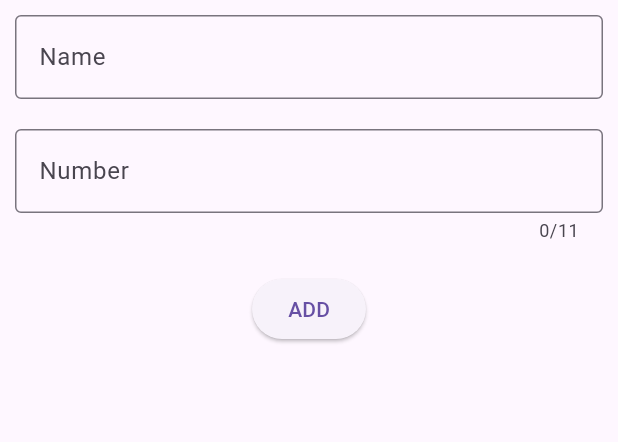
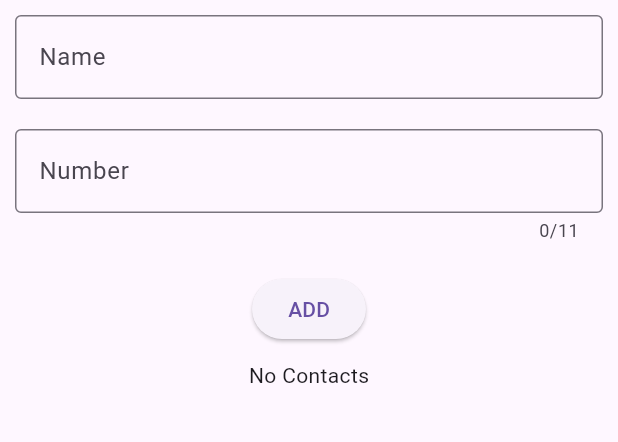
Before and after one commit to engr-rajib/contact-list, a Flutter app: the screen it shows after launch, after a tap on "ADD", on a phone screen of 412 x 824 dp, the part 84-526 px from its top. Run offline on Flutter 3.47's test engine with Material 3 defaults, Android fonts, the phone set to English and light mode, and no system bars.

Commit message:
1st Commit

```diff
--- a/lib/myhomepage.dart
+++ b/lib/myhomepage.dart
@@ -9,7 +9,11 @@ class MyHomePage extends StatefulWidget {
 }
 
 class _MyHomePageState extends State<MyHomePage> {
-  List<Contact> contacts = List.empty();
+
+  List<Contact> contacts = List.empty(growable: true);
+
+  TextEditingController nameController = TextEditingController();
+  TextEditingController numberController = TextEditingController();
 
   @override
   Widget build(BuildContext context) {
@@ -25,6 +29,7 @@ class _MyHomePageState extends State<MyHomePage> {
           Padding(
             padding: EdgeInsets.all(10),
             child: TextField(
+              controller: nameController,
               decoration: InputDecoration(
                 label: Text("Name"),
                 border: OutlineInputBorder(),
@@ -34,6 +39,7 @@ class _MyHomePageState extends State<MyHomePage> {
           Padding(
             padding: EdgeInsets.all(10),
             child: TextField(
+              controller: numberController,
               maxLength: 11,
               keyboardType: TextInputType.number,
               decoration: InputDecoration(
@@ -44,11 +50,64 @@ class _MyHomePageState extends State<MyHomePage> {
           ),
           Padding(
             padding: EdgeInsets.all(10),
-            child: ElevatedButton(onPressed: () {},
-                child: Text("ADD"),),
+            child: ElevatedButton(
+              onPressed: () {
+              String name = nameController.text.trim();
+              String number = numberController.text.trim();
+              if (name.isNotEmpty && number.isNotEmpty && number.length == 11) {
+                setState(() {
+                  nameController.text = '';
+                  numberController.text = '';
+                  contacts.add(Contact(name: name, number: number));
+                });
+              }
+            },
+              child: Text("ADD",),
+            ),
+          ),
+          contacts.isEmpty ? Text('No Contacts') :
+          Expanded (
+            child: ListView.builder(
+              itemCount: contacts.length,
+              itemBuilder: (context, index) => getRow(index),
+            ),
           )
         ],
       ),
     );
   }
+
+  Widget getRow (int index) {
+    return Card (
+      child: ListTile(
+        leading: Icon(Icons.person, size: 25,),
+        trailing: Icon(Icons.call, size: 25, color: Colors.green,),
+        title: Text (contacts[index].name, style: TextStyle(fontWeight: FontWeight.bold, color: Colors.red, fontSize: 20),),
+        subtitle: Text (contacts[index].number),
+        onLongPress: () {
+          showDialog(context: context,
+              builder: (BuildContext context) => AlertDialog(
+                title: Text("Confirmation", style: TextStyle(fontWeight: FontWeight.bold),),
+                content: Text("Do you want to Delete the selected Contact?", style: TextStyle(fontSize: 20),),
+                actions: [
+                  IconButton(
+                      onPressed: () {Navigator.of(context).pop();},
+                      icon: Icon(Icons.not_interested_outlined, color: Colors.green,)),
+                  IconButton(
+                      onPressed: () {
+                        Navigator.of(context).pop();
+                        setState(() {
+                          contacts.removeAt(index);
+                        }
+                        );
+                      },
+                      icon: Icon(Icons.delete, color: Colors.red,))
+                ],
+              )
+          );
+        },
+        ),
+      );
+
+  }
 }
```
